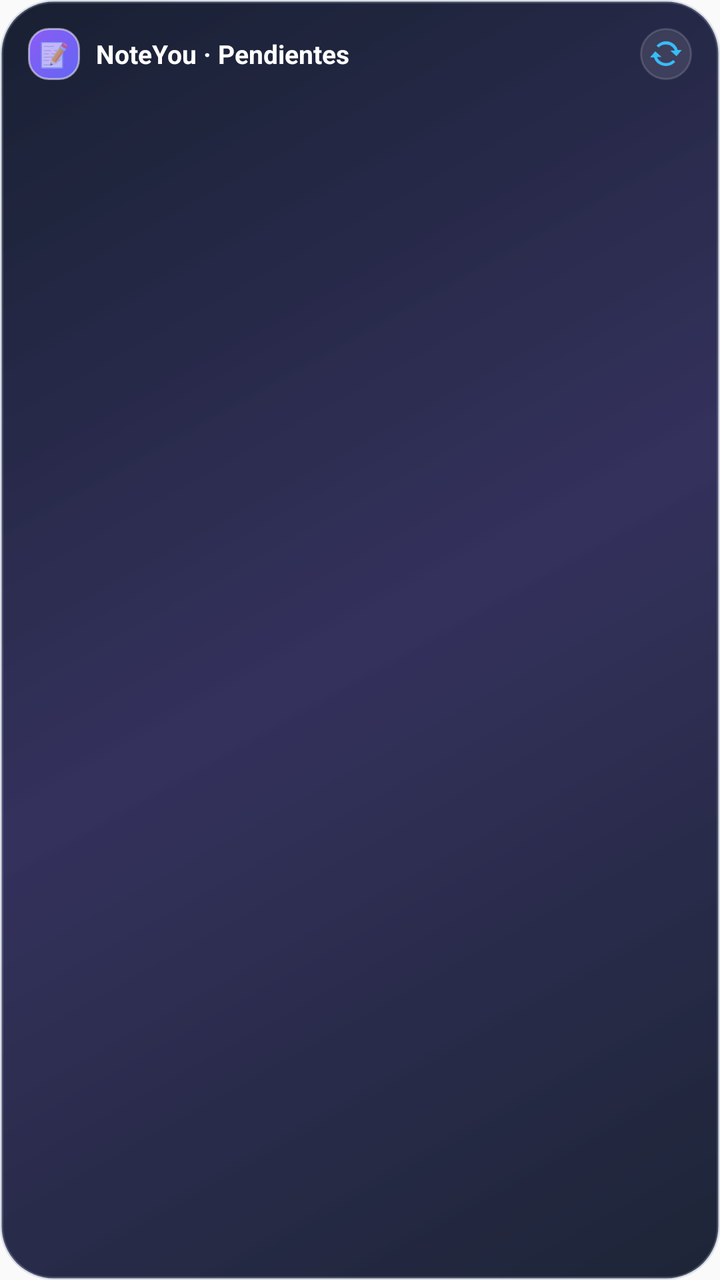
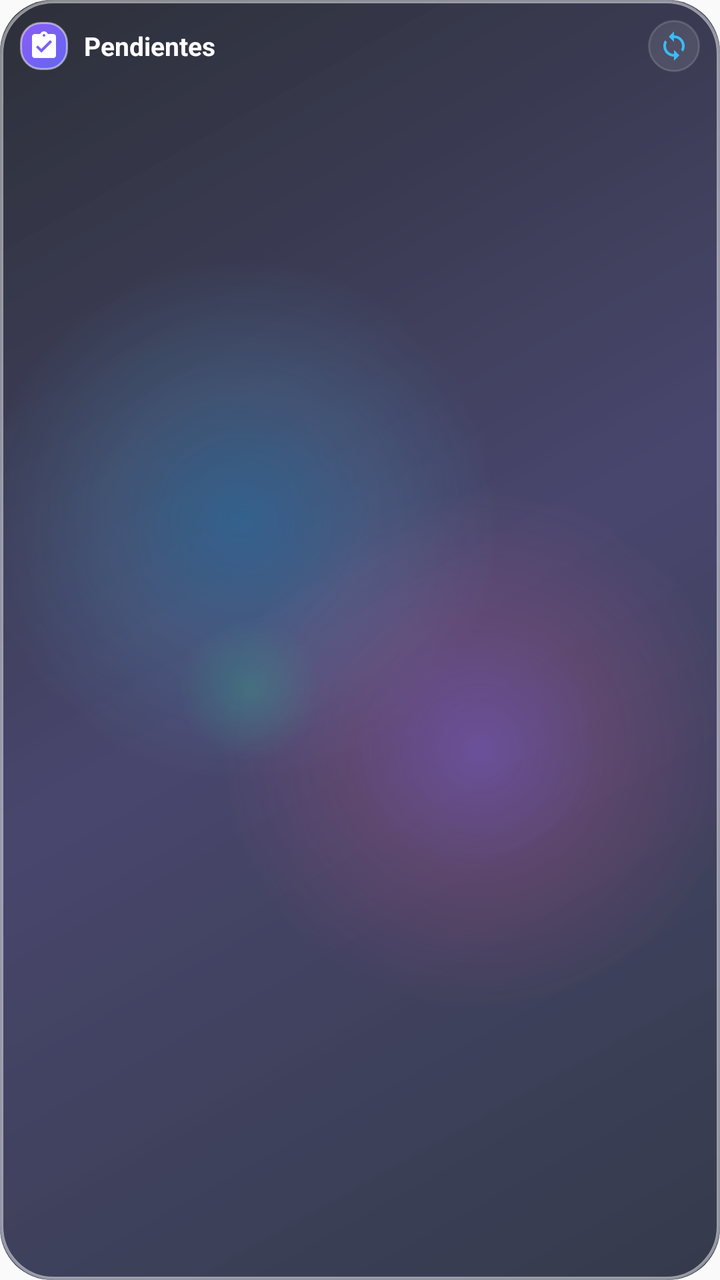

Two renders of the same Android screen: before a commit and after it. Below are the layout's source before the change and the commit's diff.
<!-- AndroidManifest.xml: application theme AppTheme -->
<!-- res/layout/widget_tasks.xml -->
<?xml version="1.0" encoding="utf-8"?>
<LinearLayout xmlns:android="http://schemas.android.com/apk/res/android"
    android:layout_width="match_parent"
    android:layout_height="match_parent"
    android:background="@drawable/widget_bg"
    android:orientation="vertical"
    android:padding="14dp">

    
    <RelativeLayout
        android:layout_width="match_parent"
        android:layout_height="wrap_content"
        android:layout_marginBottom="10dp">

        <LinearLayout
            android:layout_width="wrap_content"
            android:layout_height="wrap_content"
            android:layout_alignParentLeft="true"
            android:layout_centerVertical="true"
            android:orientation="horizontal"
            android:gravity="center_vertical">

            <TextView
                android:layout_width="26dp"
                android:layout_height="26dp"
                android:background="@drawable/widget_icon_badge"
                android:text="📝"
                android:gravity="center"
                android:textSize="12sp"
                android:layout_marginRight="8dp" />

            <TextView
                android:id="@+id/widget_title"
                android:layout_width="wrap_content"
                android:layout_height="wrap_content"
                android:text="NoteYou · Pendientes"
                android:textColor="#FFFFFF"
                android:textSize="13sp"
                android:textStyle="bold" />
        </LinearLayout>

        <ImageView
            android:id="@+id/widget_btn_refresh"
            android:layout_width="26dp"
            android:layout_height="26dp"
            android:layout_alignParentRight="true"
            android:layout_centerVertical="true"
            android:background="@drawable/widget_item_bg"
            android:padding="4dp"
            android:src="@android:drawable/stat_notify_sync"
            android:tint="#38BDF8"
            android:contentDescription="Sincronizar"
            android:clickable="true"
            android:focusable="true" />
    </RelativeLayout>

    
    <ListView
        android:id="@+id/widget_tasks_list"
        android:layout_width="match_parent"
        android:layout_height="0dp"
        android:layout_weight="1"
        android:divider="@android:color/transparent"
        android:dividerHeight="6dp"
        android:nestedScrollingEnabled="true" />

    
    <LinearLayout
        android:id="@+id/widget_tasks_empty"
        android:layout_width="match_parent"
        android:layout_height="match_parent"
        android:background="@drawable/widget_item_bg"
        android:orientation="vertical"
        android:gravity="center"
        android:padding="16dp"
        android:visibility="gone">

        <TextView
            android:layout_width="wrap_content"
            android:layout_height="wrap_content"
            android:text="✨"
            android:textSize="24sp"
            android:layout_marginBottom="4dp" />

        <TextView
            android:layout_width="wrap_content"
            android:layout_height="wrap_content"
            android:text="¡Estás al día!"
            android:textColor="#FFFFFF"
            android:textSize="13sp"
            android:textStyle="bold" />

        <TextView
            android:layout_width="wrap_content"
            android:layout_height="wrap_content"
            android:text="No tienes tareas pendientes"
            android:textColor="#94A3B8"
            android:textSize="11sp"
            android:layout_marginTop="2dp" />
    </LinearLayout>

</LinearLayout>
<!-- resources referenced by this layout -->
<resources>
  <!-- drawable widget_bg (drawable) -->
  <?xml version="1.0" encoding="utf-8"?>
  <shape xmlns:android="http://schemas.android.com/apk/res/android"
      android:shape="rectangle">
      <gradient
          android:angle="135"
          android:startColor="#F00F172A"
          android:centerColor="#E61E1B4B"
          android:endColor="#F50F172A"
          android:type="linear" />
      <corners android:radius="26dp" />
      <stroke
          android:width="1.5dp"
          android:color="#4D94A3B8" />
  </shape>
  <style name="AppTheme" parent="Theme.AppCompat.Light.DarkActionBar">
          
          <item name="colorPrimary">@color/colorPrimary</item>
          <item name="colorPrimaryDark">@color/colorPrimaryDark</item>
          <item name="colorAccent">@color/colorAccent</item>
      </style>
  <!-- unchanged entries left out for length: 2 -->
</resources>

<!-- the commit's change to res/layout/widget_tasks.xml (unified diff, before → after) -->
@@ -4,13 +4,13 @@
     android:layout_height="match_parent"
     android:background="@drawable/widget_bg"
     android:orientation="vertical"
-    android:padding="14dp">
+    android:padding="10dp">
 
     
     <RelativeLayout
         android:layout_width="match_parent"
         android:layout_height="wrap_content"
-        android:layout_marginBottom="10dp">
+        android:layout_marginBottom="8dp">
 
         <LinearLayout
             android:layout_width="wrap_content"
@@ -20,23 +20,25 @@
             android:orientation="horizontal"
             android:gravity="center_vertical">
 
-            <TextView
-                android:layout_width="26dp"
-                android:layout_height="26dp"
+            <ImageView
+                android:layout_width="24dp"
+                android:layout_height="24dp"
                 android:background="@drawable/widget_icon_badge"
-                android:text="📝"
-                android:gravity="center"
-                android:textSize="12sp"
+                android:src="@drawable/ic_widget_task"
+                android:padding="4dp"
+                android:contentDescription="Tareas"
                 android:layout_marginRight="8dp" />
 
             <TextView
                 android:id="@+id/widget_title"
                 android:layout_width="wrap_content"
                 android:layout_height="wrap_content"
-                android:text="NoteYou · Pendientes"
+                android:text="Pendientes"
                 android:textColor="#FFFFFF"
                 android:textSize="13sp"
-                android:textStyle="bold" />
+                android:textStyle="bold"
+                android:singleLine="true"
+                android:ellipsize="end" />
         </LinearLayout>
 
         <ImageView
@@ -46,9 +48,8 @@
             android:layout_alignParentRight="true"
             android:layout_centerVertical="true"
             android:background="@drawable/widget_item_bg"
-            android:padding="4dp"
-            android:src="@android:drawable/stat_notify_sync"
-            android:tint="#38BDF8"
+            android:src="@drawable/ic_widget_sync"
+            android:padding="5dp"
             android:contentDescription="Sincronizar"
             android:clickable="true"
             android:focusable="true" />
@@ -61,42 +62,42 @@
         android:layout_height="0dp"
         android:layout_weight="1"
         android:divider="@android:color/transparent"
-        android:dividerHeight="6dp"
+        android:dividerHeight="4dp"
         android:nestedScrollingEnabled="true" />
 
     
     <LinearLayout
         android:id="@+id/widget_tasks_empty"
         android:layout_width="match_parent"
-        android:layout_height="match_parent"
+        android:layout_height="0dp"
+        android:layout_weight="1"
         android:background="@drawable/widget_item_bg"
         android:orientation="vertical"
         android:gravity="center"
-        android:padding="16dp"
+        android:padding="8dp"
         android:visibility="gone">
 
-        <TextView
-            android:layout_width="wrap_content"
-            android:layout_height="wrap_content"
-            android:text="✨"
-            android:textSize="24sp"
-            android:layout_marginBottom="4dp" />
+        <ImageView
+            android:layout_width="28dp"
+            android:layout_height="28dp"
+            android:src="@drawable/ic_widget_check_sparkle"
+            android:layout_marginBottom="4dp"
+            android:contentDescription="Al día" />
 
         <TextView
             android:layout_width="wrap_content"
             android:layout_height="wrap_content"
             android:text="¡Estás al día!"
             android:textColor="#FFFFFF"
-            android:textSize="13sp"
+            android:textSize="12sp"
             android:textStyle="bold" />
 
         <TextView
             android:layout_width="wrap_content"
             android:layout_height="wrap_content"
-            android:text="No tienes tareas pendientes"
+            android:text="Sin tareas pendientes"
             android:textColor="#94A3B8"
-            android:textSize="11sp"
-            android:layout_marginTop="2dp" />
+            android:textSize="10sp" />
     </LinearLayout>
 
 </LinearLayout>
<!-- resource entries referenced after the edit -->
@@ -1,20 +1,97 @@
 <!-- resources referenced by this layout -->
 <resources>
+  <!-- drawable ic_widget_check_sparkle (drawable) -->
+  <vector xmlns:android="http://schemas.android.com/apk/res/android"
+      android:width="24dp"
+      android:height="24dp"
+      android:viewportWidth="24"
+      android:viewportHeight="24">
+      <path
+          android:fillColor="#FF34D399"
+          android:pathData="M9,16.17L4.83,12l-1.42,1.41L9,19 21,7l-1.41,-1.41z" />
+  </vector>
+  <!-- drawable ic_widget_sync (drawable) -->
+  <vector xmlns:android="http://schemas.android.com/apk/res/android"
+      android:width="24dp"
+      android:height="24dp"
+      android:viewportWidth="24"
+      android:viewportHeight="24">
+      <path
+          android:fillColor="#FF38BDF8"
+          android:pathData="M12,4V1L8,5l4,4V6c3.31,0 6,2.69 6,6 0,1.01 -0.25,1.97 -0.7,2.8l1.46,1.46C19.54,15.03 20,13.57 20,12c0,-4.42 -3.58,-8 -8,-8zm0,14c-3.31,0 -6,-2.69 -6,-6 0,-1.01 0.25,-1.97 0.7,-2.8L5.24,7.74C4.46,8.97 4,10.43 4,12c0,4.42 3.58,8 8,8v3l4,-4 -4,-4v3z" />
+  </vector>
+  <!-- drawable ic_widget_task (drawable) -->
+  <vector xmlns:android="http://schemas.android.com/apk/res/android"
+      android:width="24dp"
+      android:height="24dp"
+      android:viewportWidth="24"
+      android:viewportHeight="24">
+      <path
+          android:fillColor="#FFFFFFFF"
+          android:pathData="M19,3h-4.18C14.4,1.84 13.3,1 12,1c-1.3,0 -2.4,0.84 -2.82,2H5c-1.1,0 -2,0.9 -2,2v14c0,1.1 0.9,2 2,2h14c1.1,0 2,-0.9 2,-2V5c0,-1.1 -0.9,-2 -2,-2zm-7,0c0.55,0 1,0.45 1,1s-0.45,1 -1,1 -1,-0.45 -1,-1 0.45,-1 1,-1zm-2,14l-4,-4 1.41,-1.41L10,14.17l6.59,-6.59L18,9l-8,8z" />
+  </vector>
   <!-- drawable widget_bg (drawable) -->
   <?xml version="1.0" encoding="utf-8"?>
-  <shape xmlns:android="http://schemas.android.com/apk/res/android"
-      android:shape="rectangle">
-      <gradient
-          android:angle="135"
-          android:startColor="#F00F172A"
-          android:centerColor="#E61E1B4B"
-          android:endColor="#F50F172A"
-          android:type="linear" />
-      <corners android:radius="26dp" />
-      <stroke
-          android:width="1.5dp"
-          android:color="#4D94A3B8" />
-  </shape>
+  <layer-list xmlns:android="http://schemas.android.com/apk/res/android">
+      
+      <item>
+          <shape android:shape="rectangle">
+              <gradient
+                  android:angle="135"
+                  android:startColor="#F00F172A"
+                  android:centerColor="#E61E1B4B"
+                  android:endColor="#F50B0F19"
+                  android:type="linear" />
+              <corners android:radius="26dp" />
+          </shape>
+      </item>
+  
+      
+      <item android:left="-30dp" android:top="-30dp" android:right="90dp" android:bottom="90dp">
+          <shape android:shape="oval">
+              <gradient
+                  android:type="radial"
+                  android:gradientRadius="130dp"
+                  android:startColor="#660284C7"
+                  android:centerColor="#2638BDF8"
+                  android:endColor="#00000000" />
+          </shape>
+      </item>
+  
+      
+      <item android:left="90dp" android:top="80dp" android:right="-30dp" android:bottom="-30dp">
+          <shape android:shape="oval">
+              <gradient
+                  android:type="radial"
+                  android:gradientRadius="130dp"
+                  android:startColor="#59A855F7"
+                  android:centerColor="#26EC4899"
+                  android:endColor="#00000000" />
+          </shape>
+      </item>
+  
+      
+      <item android:left="30dp" android:top="70dp" android:right="140dp" android:bottom="20dp">
+          <shape android:shape="oval">
+              <gradient
+                  android:type="radial"
+                  android:gradientRadius="35dp"
+                  android:startColor="#4010B981"
+                  android:endColor="#00000000" />
+          </shape>
+      </item>
+  
+      
+      <item>
+          <shape android:shape="rectangle">
+              <solid android:color="#1AFFFFFF" />
+              <corners android:radius="26dp" />
+              <stroke
+                  android:width="1.5dp"
+                  android:color="#80FFFFFF" />
+          </shape>
+      </item>
+  </layer-list>
   <style name="AppTheme" parent="Theme.AppCompat.Light.DarkActionBar">
           
           <item name="colorPrimary">@color/colorPrimary</item>
